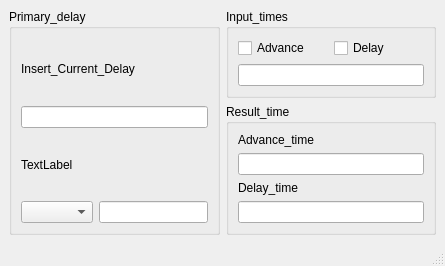
Above: delay_caculate/ui/MainWindow.ui from zhanghaotian-T/DXXXX before the change. Below: the same form after it.
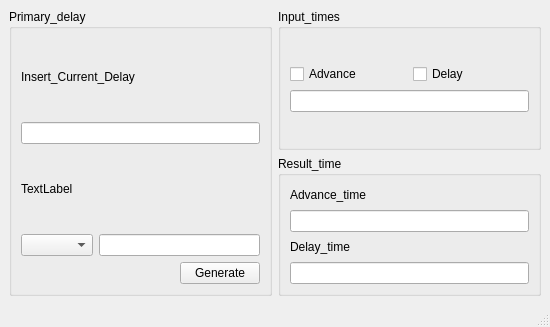
That is the form after the change.

The edit to the form file:
```diff
--- a/delay_caculate/ui/MainWindow.ui
+++ b/delay_caculate/ui/MainWindow.ui
@@ -6,8 +6,8 @@
    <rect>
     <x>0</x>
     <y>0</y>
-    <width>445</width>
-    <height>262</height>
+    <width>550</width>
+    <height>327</height>
    </rect>
   </property>
   <property name="windowTitle">
@@ -30,16 +30,6 @@
            </property>
           </widget>
          </item>
-         <item row="0" column="0">
-          <widget class="QLabel" name="label">
-           <property name="text">
-            <string>Insert_Current_Delay</string>
-           </property>
-          </widget>
-         </item>
-         <item row="1" column="0">
-          <widget class="QLineEdit" name="lineEdit"/>
-         </item>
          <item row="3" column="0">
           <layout class="QHBoxLayout" name="horizontalLayout_3" stretch="1,3">
            <property name="spacing">
@@ -56,6 +46,40 @@
            </item>
           </layout>
          </item>
+         <item row="0" column="0">
+          <widget class="QLabel" name="label">
+           <property name="text">
+            <string>Insert_Current_Delay</string>
+           </property>
+          </widget>
+         </item>
+         <item row="1" column="0">
+          <widget class="QLineEdit" name="lineEdit"/>
+         </item>
+         <item row="4" column="0">
+          <layout class="QHBoxLayout" name="horizontalLayout_4">
+           <item>
+            <spacer name="horizontalSpacer">
+             <property name="orientation">
+              <enum>Qt::Horizontal</enum>
+             </property>
+             <property name="sizeHint" stdset="0">
+              <size>
+               <width>40</width>
+               <height>20</height>
+              </size>
+             </property>
+            </spacer>
+           </item>
+           <item>
+            <widget class="QPushButton" name="pushButton">
+             <property name="text">
+              <string>Generate</string>
+             </property>
+            </widget>
+           </item>
+          </layout>
+         </item>
         </layout>
        </widget>
       </item>
@@ -139,7 +163,7 @@
     <rect>
      <x>0</x>
      <y>0</y>
-     <width>445</width>
+     <width>550</width>
      <height>22</height>
     </rect>
    </property>
```
